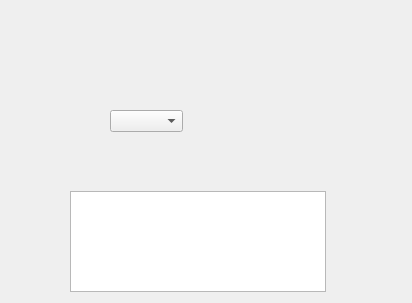
First picture: the form in menu.ui, repository Instrate/Python_ODBC_Lab, before the edit.
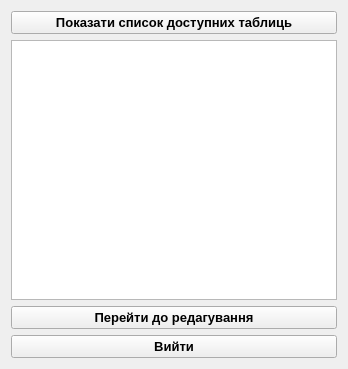
Second picture: the form after the edit.

Diff of the .ui file:
```diff
--- a/menu.ui
+++ b/menu.ui
@@ -6,33 +6,72 @@
    <rect>
     <x>0</x>
     <y>0</y>
-    <width>412</width>
-    <height>303</height>
+    <width>348</width>
+    <height>369</height>
    </rect>
   </property>
   <property name="windowTitle">
    <string>Form</string>
   </property>
-  <widget class="QListWidget" name="listWidget">
-   <property name="geometry">
-    <rect>
-     <x>70</x>
-     <y>191</y>
-     <width>256</width>
-     <height>101</height>
-    </rect>
-   </property>
-  </widget>
-  <widget class="QComboBox" name="comboBox">
-   <property name="geometry">
-    <rect>
-     <x>110</x>
-     <y>110</y>
-     <width>73</width>
-     <height>22</height>
-    </rect>
-   </property>
-  </widget>
+  <layout class="QGridLayout" name="gridLayout">
+   <item row="0" column="0">
+    <widget class="QPushButton" name="showAvailableTablesButton">
+     <property name="font">
+      <font>
+       <family>Arial</family>
+       <pointsize>10</pointsize>
+       <weight>75</weight>
+       <bold>true</bold>
+      </font>
+     </property>
+     <property name="text">
+      <string>Показати список доступних таблиць</string>
+     </property>
+    </widget>
+   </item>
+   <item row="1" column="0">
+    <widget class="QListWidget" name="tablesListWidget">
+     <property name="font">
+      <font>
+       <family>Arial</family>
+       <pointsize>10</pointsize>
+       <weight>75</weight>
+       <bold>true</bold>
+      </font>
+     </property>
+    </widget>
+   </item>
+   <item row="2" column="0">
+    <widget class="QPushButton" name="editButton">
+     <property name="font">
+      <font>
+       <family>Arial</family>
+       <pointsize>10</pointsize>
+       <weight>75</weight>
+       <bold>true</bold>
+      </font>
+     </property>
+     <property name="text">
+      <string>Перейти до редагування</string>
+     </property>
+    </widget>
+   </item>
+   <item row="3" column="0">
+    <widget class="QPushButton" name="exitButton">
+     <property name="font">
+      <font>
+       <family>Arial</family>
+       <pointsize>10</pointsize>
+       <weight>75</weight>
+       <bold>true</bold>
+      </font>
+     </property>
+     <property name="text">
+      <string>Вийти</string>
+     </property>
+    </widget>
+   </item>
+  </layout>
  </widget>
  <resources/>
  <connections/>
```
